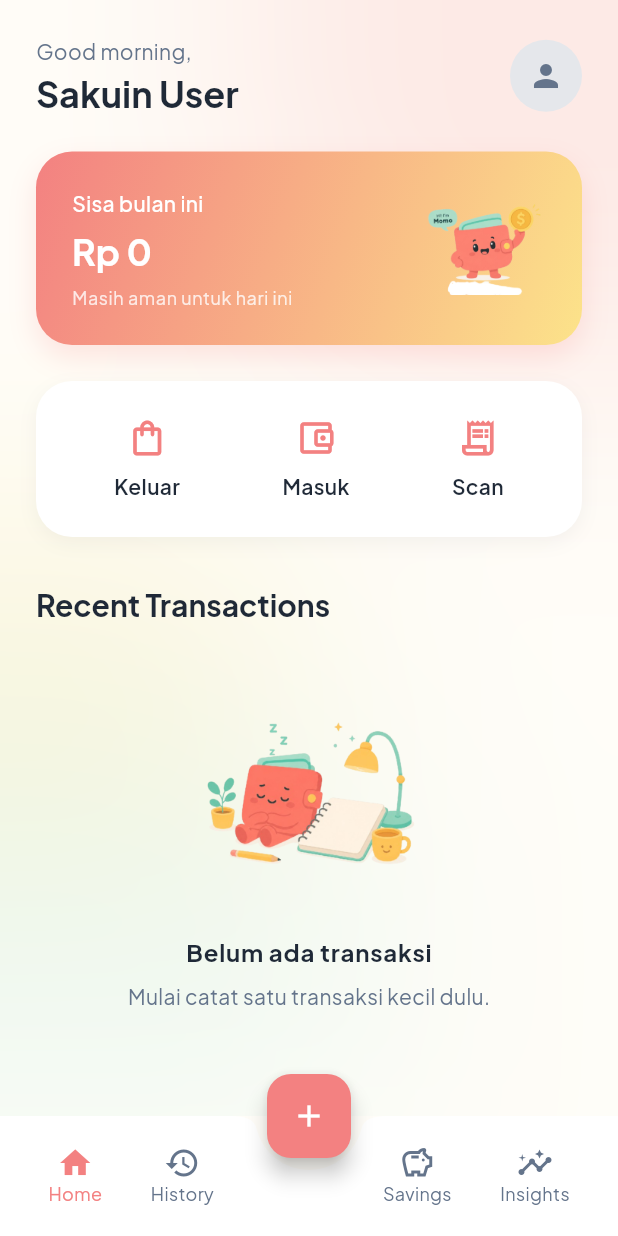
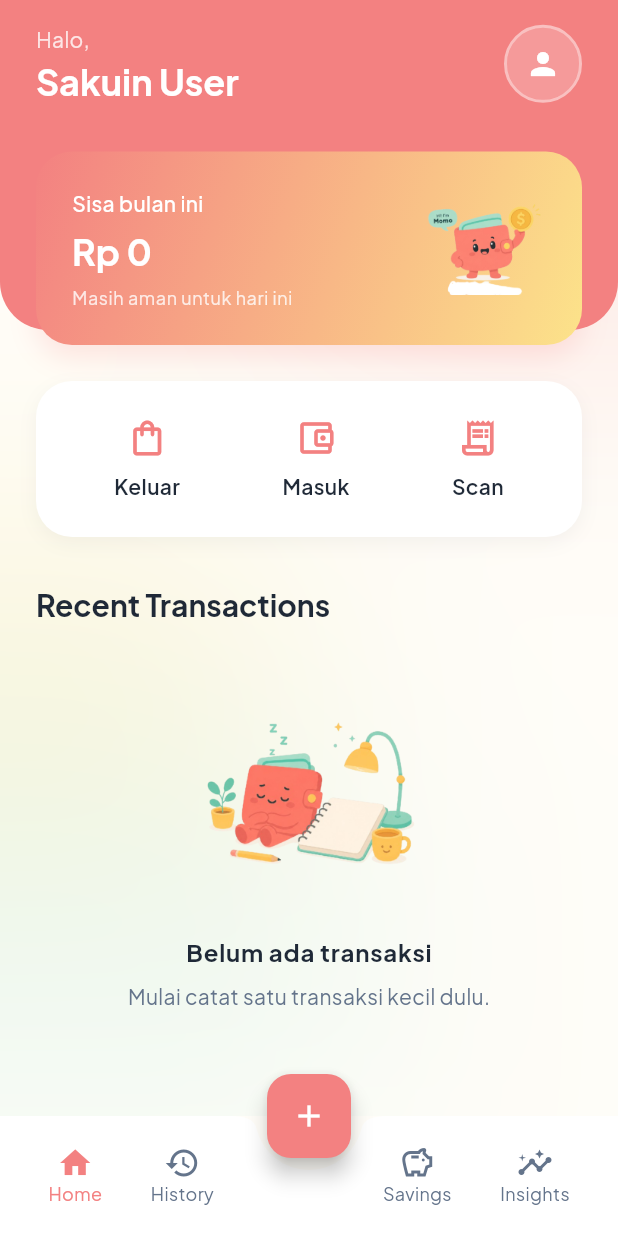
Before and after one commit to elfnc/sakuin, a Flutter app: the HomeScreen screen opened by its route, on a phone screen of 412 x 824 dp. Run offline on Flutter 3.47's test engine with Material 3 defaults, Android fonts, the phone set to English and light mode, and no system bars; our stand-ins replace drift, flutter_riverpod, go_router, google_fonts, riverpod_annotation; accounts and stored records are empty; generated files the repository leaves out were written again.

Commit message:
Update HomeScreen with curved header overlapping card

```diff
--- a/lib/features/home/presentation/screens/home_screen.dart
+++ b/lib/features/home/presentation/screens/home_screen.dart
@@ -21,32 +21,60 @@ class HomeScreen extends ConsumerWidget {
 
     return Scaffold(
       backgroundColor: Colors.transparent,
-      body: SafeArea(
-        child: RefreshIndicator(
+      body: RefreshIndicator(
         onRefresh: () async {
-            // Trigger rebuild by reading from DB if needed, but streams handle this mostly.
-            // Just a placeholder to give the user a way to refresh manually.
+          ref.invalidate(currentUserProvider);
         },
         child: SingleChildScrollView(
-            physics: const AlwaysScrollableScrollPhysics(),
-            padding: const EdgeInsets.all(AppSpacing.s24),
+          child: Stack(
+            children: [
+              // Curved Header Background
+              Positioned(
+                top: 0,
+                left: 0,
+                right: 0,
+                height: 220,
+                child: Container(
+                  decoration: const BoxDecoration(
+                    color: AppColors.primary,
+                    borderRadius: BorderRadius.vertical(bottom: Radius.circular(32)),
+                  ),
+                ),
+              ),
+              // Content
+              SafeArea(
+                bottom: false,
                 child: Column(
-              crossAxisAlignment: CrossAxisAlignment.stretch,
+                  crossAxisAlignment: CrossAxisAlignment.start,
                   children: [
-                _buildHeader(context, theme, ref),
+                    Padding(
+                      padding: const EdgeInsets.symmetric(horizontal: AppSpacing.s24, vertical: AppSpacing.s16),
+                      child: _buildHeader(context, theme, ref),
+                    ),
+                    const SizedBox(height: AppSpacing.s16),
+                    Padding(
+                      padding: const EdgeInsets.symmetric(horizontal: AppSpacing.s24),
+                      child: _buildBalanceCard(context, db, theme),
+                    ),
                     const SizedBox(height: AppSpacing.s24),
-                _buildBalanceCard(context, db, theme),
-                const SizedBox(height: AppSpacing.s24),
-                _buildQuickActions(context),
+                    Padding(
+                      padding: const EdgeInsets.symmetric(horizontal: AppSpacing.s24),
+                      child: _buildQuickActions(context),
+                    ),
                     const SizedBox(height: AppSpacing.s32),
-                Text(
+                    Padding(
+                      padding: const EdgeInsets.symmetric(horizontal: AppSpacing.s24),
+                      child: Text(
                         'Recent Transactions',
                         style: theme.textTheme.headlineMedium,
+                      ),
                     ),
                     const SizedBox(height: AppSpacing.s16),
                     _buildRecentTransactions(context, db, theme),
                   ],
                 ),
+              ),
+            ],
           ),
         ),
       ),
@@ -63,38 +91,44 @@ class HomeScreen extends ConsumerWidget {
           crossAxisAlignment: CrossAxisAlignment.start,
           children: [
             Text(
-              'Good morning,',
+              'Halo,',
               style: theme.textTheme.bodyMedium?.copyWith(
-                color: AppColors.textSecondary,
+                color: AppColors.surface.withValues(alpha: 0.8),
               ),
             ),
             const SizedBox(height: 4),
             userAsync.when(
               data: (user) => Text(
                 user.name,
-                style: theme.textTheme.displaySmall,
+                style: theme.textTheme.displaySmall?.copyWith(color: AppColors.surface),
               ),
-              loading: () => const CircularProgressIndicator(),
-              error: (err, stack) => Text('User', style: theme.textTheme.displaySmall),
+              loading: () => const CircularProgressIndicator(color: AppColors.surface),
+              error: (err, stack) => Text('User', style: theme.textTheme.displaySmall?.copyWith(color: AppColors.surface)),
             ),
           ],
         ),
         userAsync.when(
-          data: (user) => CircleAvatar(
+          data: (user) => Container(
+            decoration: BoxDecoration(
+              shape: BoxShape.circle,
+              border: Border.all(color: AppColors.surface.withValues(alpha: 0.5), width: 2),
+            ),
+            child: CircleAvatar(
               radius: 24,
-            backgroundColor: user.avatar != null ? Colors.transparent : AppColors.border,
+              backgroundColor: user.avatar != null ? Colors.transparent : AppColors.surface.withValues(alpha: 0.2),
               child: user.avatar != null
                   ? Image.asset(user.avatar!, width: 48, height: 48)
-                : const Icon(Icons.person, color: AppColors.textSecondary),
+                  : const Icon(Icons.person, color: AppColors.surface),
+            ),
           ),
           loading: () => const CircleAvatar(
             radius: 24,
-            backgroundColor: AppColors.border,
+            backgroundColor: Colors.transparent,
           ),
           error: (err, stack) => const CircleAvatar(
             radius: 24,
-            backgroundColor: AppColors.border,
-            child: Icon(Icons.person, color: AppColors.textSecondary),
+            backgroundColor: Colors.transparent,
+            child: Icon(Icons.person, color: AppColors.surface),
           ),
         ),
       ],
```
Lines whose indentation alone changed are shown as unchanged.
